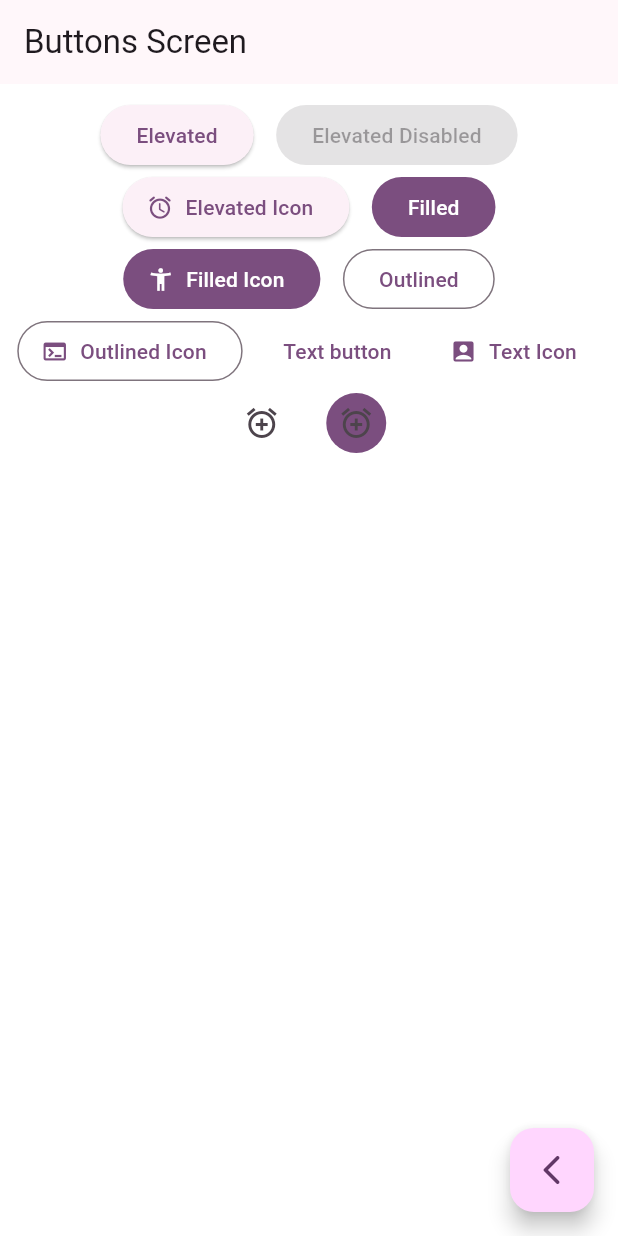
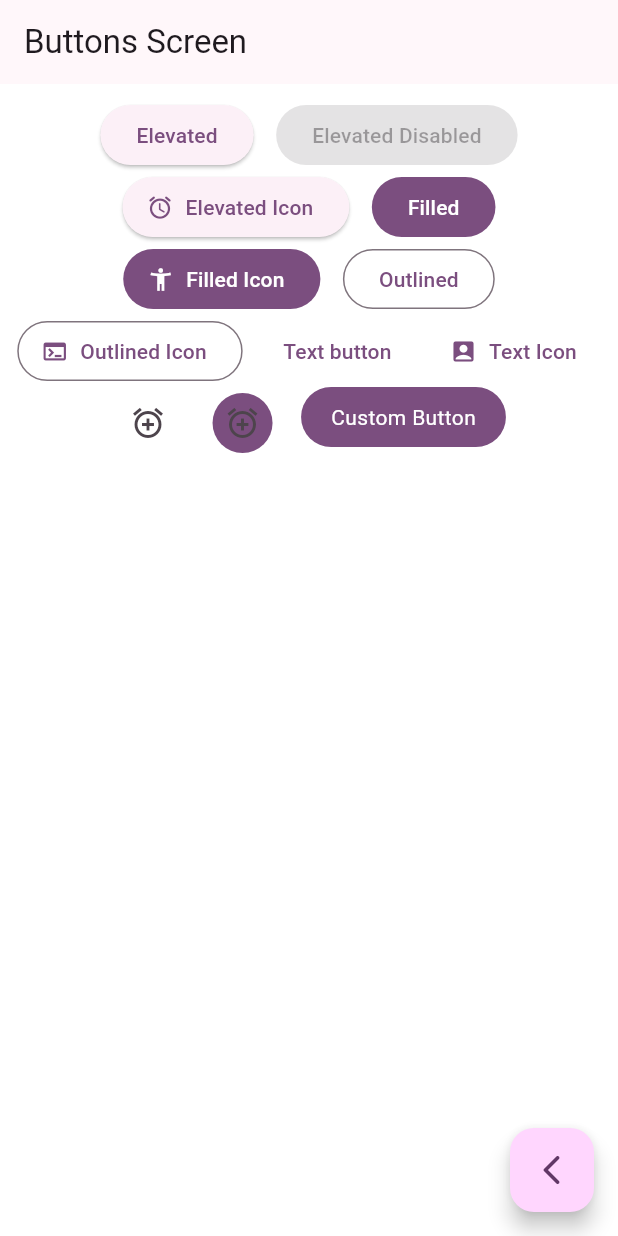
Before and after one commit to Frank076-web/widgets_app_flutter, a Flutter app: the ButtonsScreen screen opened by its route, on a phone screen of 412 x 824 dp. Run offline on Flutter 3.47's test engine with Material 3 defaults, Android fonts, the phone set to English and light mode, and no system bars; our stand-ins replace go_router.

Commit message:
creado custom button

```diff
--- a/lib/presentation/widgets/buttons/buttons_view.dart
+++ b/lib/presentation/widgets/buttons/buttons_view.dart
@@ -50,11 +50,33 @@ class ButtonsView extends StatelessWidget {
                 backgroundColor: WidgetStatePropertyAll(colors.primary),
               ),
             ),
-
-            //TODO: custom button
+            const _CustomButton()
           ],
         ),
       ),
     );
   }
 }
+
+class _CustomButton extends StatelessWidget {
+  const _CustomButton();
+
+  @override
+  Widget build(BuildContext context) {
+    final colors = Theme.of(context).colorScheme;
+
+    return ClipRRect(
+        borderRadius: BorderRadius.circular(20),
+        child: Material(
+          color: colors.primary,
+          child: InkWell(
+            onTap: () {},
+            child: const Padding(
+              padding: EdgeInsets.symmetric(horizontal: 20, vertical: 10),
+              child:
+                  Text('Custom Button', style: TextStyle(color: Colors.white)),
+            ),
+          ),
+        ));
+  }
+}
```
